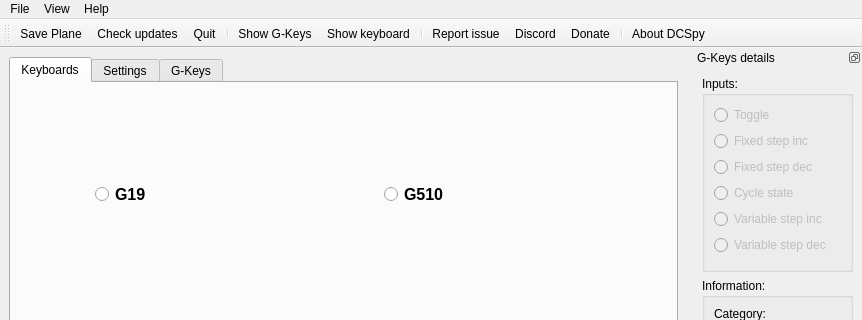
The window that dcspy/ui/qtdcs.ui (emcek/dcspy) describes before a commit, drawn with Qt 5; both pictures show x 0 to 862 and y 0 to 320 of the 862 by 650 pixel window.
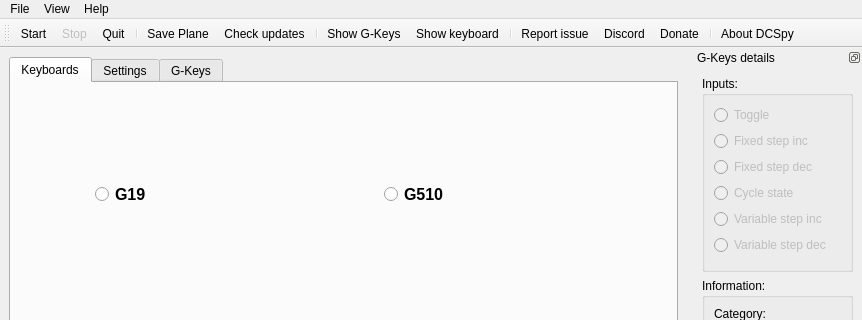
The same window after the commit. Icons and pictures are not drawn.

Commit message: add start and stop toolbar icons

Patch:
```diff
--- a/dcspy/ui/qtdcs.ui
+++ b/dcspy/ui/qtdcs.ui
@@ -781,9 +781,12 @@
    <attribute name="toolBarBreak">
     <bool>false</bool>
    </attribute>
+   <addaction name="a_start"/>
+   <addaction name="a_stop"/>
+   <addaction name="a_quit"/>
+   <addaction name="separator"/>
    <addaction name="a_save_plane"/>
    <addaction name="a_check_updates"/>
-   <addaction name="a_quit"/>
    <addaction name="separator"/>
    <addaction name="a_show_gkeys"/>
    <addaction name="a_show_keyboard"/>
@@ -1183,6 +1186,33 @@
     <string>Discord Server</string>
    </property>
   </action>
+  <action name="a_start">
+   <property name="icon">
+    <iconset resource="../qtgui.qrc">
+     <normaloff>:/icons/img/media-playback-start.svg</normaloff>:/icons/img/media-playback-start.svg</iconset>
+   </property>
+   <property name="text">
+    <string>Start</string>
+   </property>
+   <property name="toolTip">
+    <string>Start client</string>
+   </property>
+  </action>
+  <action name="a_stop">
+   <property name="enabled">
+    <bool>false</bool>
+   </property>
+   <property name="icon">
+    <iconset resource="../qtgui.qrc">
+     <normaloff>:/icons/img/media-playback-stop.svg</normaloff>:/icons/img/media-playback-stop.svg</iconset>
+   </property>
+   <property name="text">
+    <string>Stop</string>
+   </property>
+   <property name="toolTip">
+    <string>Stop client</string>
+   </property>
+  </action>
  </widget>
  <resources>
   <include location="../qtgui.qrc"/>
```
Left out of the diff: 13 changed lines with no effect on the pictures. The commit also changes 1 other file.
